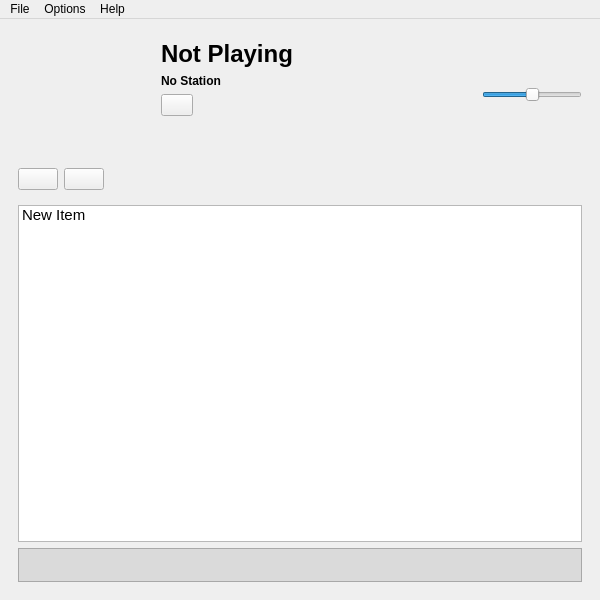
The window that src/ui/mainwindow.ui (jampola/radioqt) describes before a commit, drawn with Qt 5.
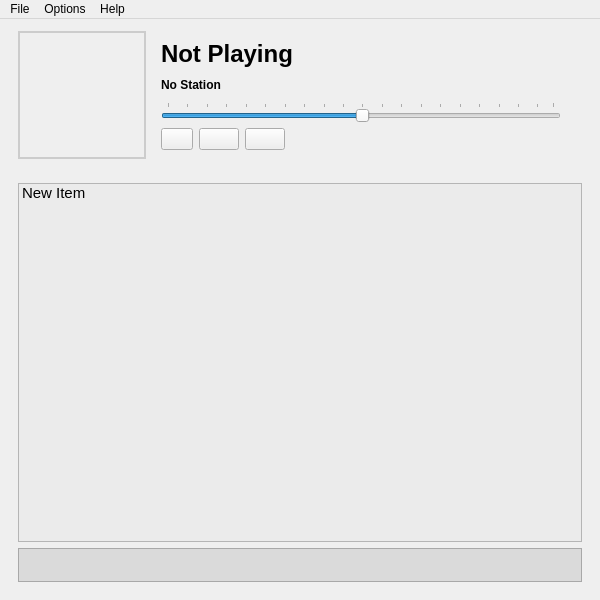
The same window after the commit.

```diff
--- a/src/ui/mainwindow.ui
+++ b/src/ui/mainwindow.ui
@@ -57,7 +57,7 @@
           </size>
          </property>
          <property name="styleSheet">
-          <string notr="true"/>
+          <string notr="true">border: 2px solid #cccccc;</string>
          </property>
          <property name="text">
           <string/>
@@ -111,38 +111,6 @@
            </widget>
           </item>
           <item>
-           <widget class="QPushButton" name="btnFav">
-            <property name="maximumSize">
-             <size>
-              <width>32</width>
-              <height>16777215</height>
-             </size>
-            </property>
-            <property name="text">
-             <string/>
-            </property>
-           </widget>
-          </item>
-          <item>
-           <spacer name="verticalSpacer">
-            <property name="orientation">
-             <enum>Qt::Vertical</enum>
-            </property>
-            <property name="sizeType">
-             <enum>QSizePolicy::Maximum</enum>
-            </property>
-            <property name="sizeHint" stdset="0">
-             <size>
-              <width>20</width>
-              <height>40</height>
-             </size>
-            </property>
-           </spacer>
-          </item>
-         </layout>
-        </widget>
-       </item>
-       <item>
         <widget class="QSlider" name="sliderVolume">
          <property name="sizePolicy">
           <sizepolicy hsizetype="Fixed" vsizetype="Fixed">
@@ -152,16 +120,19 @@
          </property>
          <property name="minimumSize">
           <size>
-           <width>100</width>
-           <height>80</height>
+              <width>400</width>
+              <height>20</height>
           </size>
          </property>
          <property name="maximumSize">
           <size>
-           <width>100</width>
+              <width>16777215</width>
            <height>16777215</height>
           </size>
          </property>
+            <property name="autoFillBackground">
+             <bool>false</bool>
+            </property>
          <property name="singleStep">
           <number>5</number>
          </property>
@@ -175,13 +146,84 @@
           <bool>false</bool>
          </property>
          <property name="tickPosition">
-          <enum>QSlider::NoTicks</enum>
+             <enum>QSlider::TicksAbove</enum>
          </property>
          <property name="tickInterval">
           <number>5</number>
          </property>
         </widget>
        </item>
+          <item>
+           <layout class="QHBoxLayout" name="horizontalLayout_2">
+            <property name="sizeConstraint">
+             <enum>QLayout::SetDefaultConstraint</enum>
+            </property>
+            <property name="leftMargin">
+             <number>0</number>
+            </property>
+            <property name="topMargin">
+             <number>0</number>
+            </property>
+            <property name="rightMargin">
+             <number>0</number>
+            </property>
+            <item>
+             <widget class="QPushButton" name="btnFav">
+              <property name="maximumSize">
+               <size>
+                <width>32</width>
+                <height>16777215</height>
+               </size>
+              </property>
+              <property name="text">
+               <string/>
+              </property>
+             </widget>
+            </item>
+            <item>
+             <widget class="QPushButton" name="btnShuffle">
+              <property name="maximumSize">
+               <size>
+                <width>100</width>
+                <height>16777215</height>
+               </size>
+              </property>
+              <property name="text">
+               <string/>
+              </property>
+             </widget>
+            </item>
+            <item>
+             <widget class="QPushButton" name="btnToggle">
+              <property name="maximumSize">
+               <size>
+                <width>100</width>
+                <height>16777215</height>
+               </size>
+              </property>
+              <property name="text">
+               <string/>
+              </property>
+             </widget>
+            </item>
+            <item>
+             <spacer name="horizontalSpacer_2">
+              <property name="orientation">
+               <enum>Qt::Horizontal</enum>
+              </property>
+              <property name="sizeHint" stdset="0">
+               <size>
+                <width>40</width>
+                <height>20</height>
+               </size>
+              </property>
+             </spacer>
+            </item>
+           </layout>
+          </item>
+         </layout>
+        </widget>
+       </item>
       </layout>
      </widget>
     </item>
@@ -194,45 +236,6 @@
        <property name="bottomMargin">
         <number>0</number>
        </property>
-       <item>
-        <widget class="QPushButton" name="btnToggle">
-         <property name="maximumSize">
-          <size>
-           <width>100</width>
-           <height>16777215</height>
-          </size>
-         </property>
-         <property name="text">
-          <string/>
-         </property>
-        </widget>
-       </item>
-       <item>
-        <widget class="QPushButton" name="btnShuffle">
-         <property name="maximumSize">
-          <size>
-           <width>100</width>
-           <height>16777215</height>
-          </size>
-         </property>
-         <property name="text">
-          <string/>
-         </property>
-        </widget>
-       </item>
-       <item>
-        <spacer name="horizontalSpacer">
-         <property name="orientation">
-          <enum>Qt::Horizontal</enum>
-         </property>
-         <property name="sizeHint" stdset="0">
-          <size>
-           <width>40</width>
-           <height>20</height>
-          </size>
-         </property>
-        </spacer>
-       </item>
       </layout>
      </widget>
     </item>
@@ -243,7 +246,13 @@
         <widget class="QTreeWidget" name="twStationList">
          <property name="styleSheet">
           <string notr="true">font-size: 15px;
-</string>
+background-color: #ebebeb;</string>
+         </property>
+         <property name="frameShape">
+          <enum>QFrame::StyledPanel</enum>
+         </property>
+         <property name="frameShadow">
+          <enum>QFrame::Raised</enum>
          </property>
          <property name="autoScrollMargin">
           <number>16</number>
@@ -261,7 +270,7 @@
           <enum>Qt::MoveAction</enum>
          </property>
          <property name="alternatingRowColors">
-          <bool>true</bool>
+          <bool>false</bool>
          </property>
          <property name="selectionMode">
           <enum>QAbstractItemView::SingleSelection</enum>
```
Lines whose indentation alone changed are shown as unchanged.
